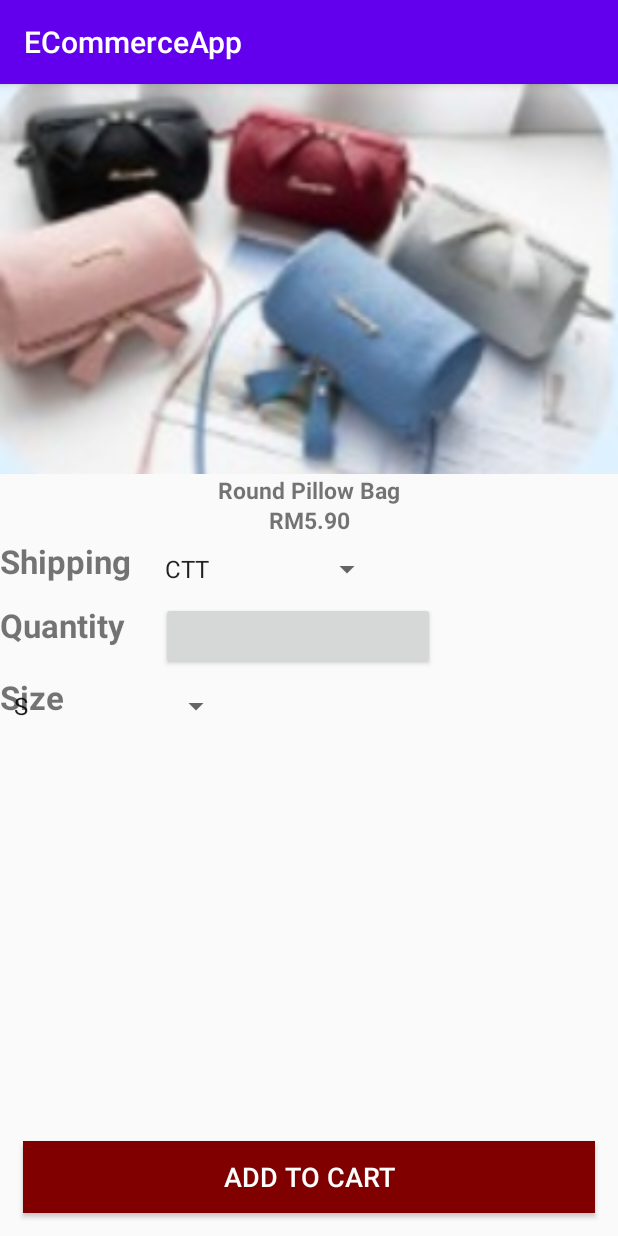
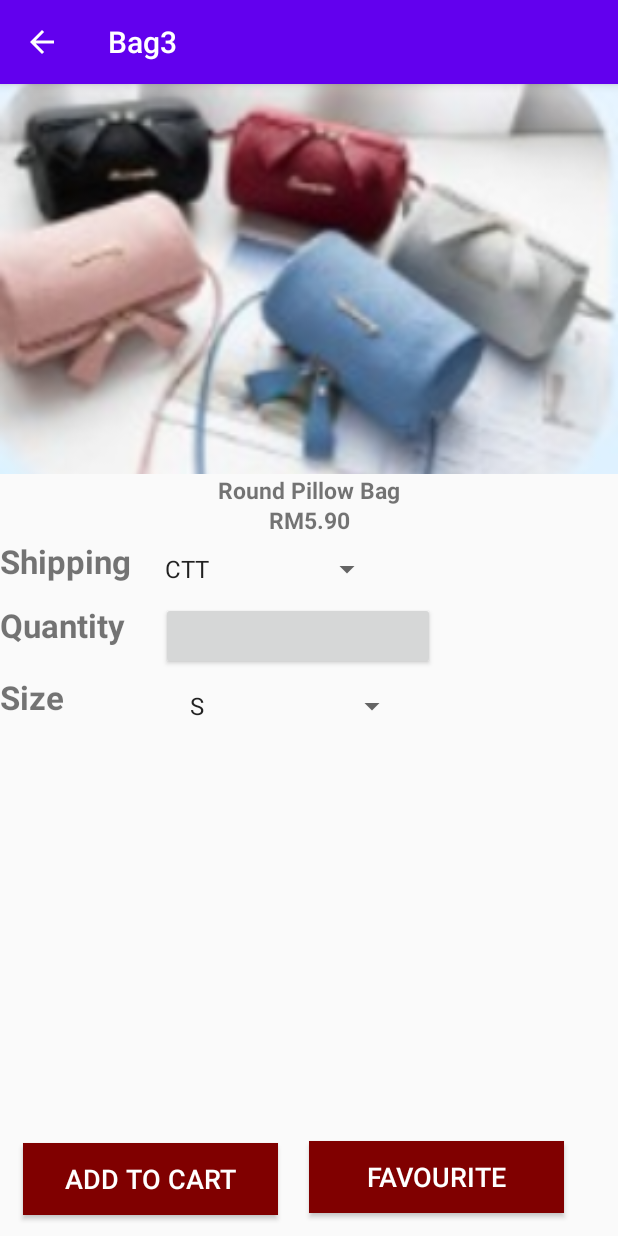
Before and after one commit to TanShyHuey/ECommerceApp, an Android app: the Bag1 screen opened directly, with no data from a screen before it, on a phone screen of 412 x 824 dp. Run offline under Robolectric (Android 15) with nearby library versions, the phone set to English and light mode, and no system bars; our stand-ins replace Firebase (no records; nobody signed in at launch, a user with empty details on screens opened directly); libraries missing offline, so code that uses them is left out: com.cepheuen.elegantnumberbutton; plain views replace ElegantNumberButton; Roboto replaces fonts that are not available here; 2 statements that could not run were skipped.

Commit message:
commit by junlin

```diff
--- a/app/src/main/AndroidManifest.xml
+++ b/app/src/main/AndroidManifest.xml
@@ -25,15 +25,14 @@
         <activity android:name=".ResetActivity" />
         <activity android:name=".NavActivity" />
         <activity android:name=".CarrierList2" />
-        <activity android:name=".EcommerceMain" />
+        <activity android:name=".EcommerceMain" android:parentActivityName=".NavActivity" />
         <activity android:name=".Shoes1" />
         <activity android:name=".Shoes2" />
         <activity android:name=".Shoes3" />
         <activity android:name=".Shoes4" />
         <activity android:name=".Shoes5" />
         <activity android:name=".Shoes6" />
-        <activity android:name=".Bag1" />
-        <activity android:name=".Lipstick" />
+        <activity android:name=".Bag1" android:parentActivityName=".EcommerceMain"/>
         <activity android:name=".ComesticPagesJava" />
         <activity android:name=".ShoesPagesJava" />
         <activity android:name=".BagsPagesJava" />
--- a/app/src/main/java/com/example/ecommerceapp/Bag1.java
+++ b/app/src/main/java/com/example/ecommerceapp/Bag1.java
@@ -1,5 +1,6 @@
 package com.example.ecommerceapp;
 
+import android.content.Intent;
 import android.os.Build;
 import android.os.Bundle;
 import android.util.Log;
@@ -14,6 +15,7 @@ import android.widget.TextView;
 import android.widget.Toast;
 
 import androidx.annotation.RequiresApi;
+import androidx.appcompat.app.ActionBar;
 import androidx.appcompat.app.AppCompatActivity;
 
 import com.cepheuen.elegantnumberbutton.view.ElegantNumberButton;
@@ -30,6 +32,7 @@ public class Bag1 extends AppCompatActivity implements AdapterView.OnItemSelecte
     private Spinner ShippingList;
     private Spinner ProductSize;
     private TextView productCarrierList;
+    private Button FavouriteProduct;
     DatabaseReference Item;
     product product;
 
@@ -39,6 +42,9 @@ public class Bag1 extends AppCompatActivity implements AdapterView.OnItemSelecte
         super.onCreate(savedInstanceState);
         setContentView(R.layout.bagitem1);
 
+        getSupportActionBar().setTitle("Bag3");
+        getSupportActionBar().setDisplayHomeAsUpEnabled(true);
+
 
         productName=(TextView) findViewById(R.id.ProductName);
         productPrice=(TextView) findViewById(R.id.ProductPrice);
@@ -46,6 +52,9 @@ public class Bag1 extends AppCompatActivity implements AdapterView.OnItemSelecte
         btn = (ElegantNumberButton) findViewById(R.id.Quantity);
         ProductSize=(Spinner) findViewById(R.id.Size);
         ShippingList=(Spinner)findViewById(R.id.Shipping);
+        FavouriteProduct=(Button) findViewById(R.id.Favourite_button);
+
+
 
 
 
@@ -109,4 +118,9 @@ public class Bag1 extends AppCompatActivity implements AdapterView.OnItemSelecte
     public void setProductCarrierList(TextView productCarrierList) {
         this.productCarrierList = productCarrierList;
     }
+
+
+    public void gotowishlist(View view) {
+
+    }
 }
--- a/app/src/main/java/com/example/ecommerceapp/EcommerceMain.java
+++ b/app/src/main/java/com/example/ecommerceapp/EcommerceMain.java
@@ -17,6 +17,9 @@ public class EcommerceMain extends AppCompatActivity {
     protected void onCreate(Bundle savedInstanceState) {
         super.onCreate(savedInstanceState);
         setContentView(R.layout.product_item_main);
+
+        getSupportActionBar().setTitle("No Limits");
+        getSupportActionBar().setDisplayHomeAsUpEnabled(true);
 
         int images[]={R.drawable.slide1,R.drawable.slide2,R.drawable.slide4};
 
--- /dev/null
+++ b/app/src/main/res/drawable/ic_baseline_account_circle_24.xml
@@ -0,0 +1,5 @@
+<vector android:height="24dp" android:tint="#F9FBFF"
+    android:viewportHeight="24" android:viewportWidth="24"
+    android:width="24dp" xmlns:android="http://schemas.android.com/apk/res/android">
+    <path android:fillColor="@android:color/white" android:pathData="M12,2C6.48,2 2,6.48 2,12s4.48,10 10,10 10,-4.48 10,-10S17.52,2 12,2zM12,5c1.66,0 3,1.34 3,3s-1.34,3 -3,3 -3,-1.34 -3,-3 1.34,-3 3,-3zM12,19.2c-2.5,0 -4.71,-1.28 -6,-3.22 0.03,-1.99 4,-3.08 6,-3.08 1.99,0 5.97,1.09 6,3.08 -1.29,1.94 -3.5,3.22 -6,3.22z"/>
+</vector>
--- /dev/null
+++ b/app/src/main/res/drawable/ic_baseline_favorite_24.xml
@@ -0,0 +1,10 @@
+<vector xmlns:android="http://schemas.android.com/apk/res/android"
+    android:width="24dp"
+    android:height="24dp"
+    android:viewportWidth="24"
+    android:viewportHeight="24"
+    android:tint="?attr/colorControlNormal">
+  <path
+      android:fillColor="@android:color/white"
+      android:pathData="M12,21.35l-1.45,-1.32C5.4,15.36 2,12.28 2,8.5 2,5.42 4.42,3 7.5,3c1.74,0 3.41,0.81 4.5,2.09C13.09,3.81 14.76,3 16.5,3 19.58,3 22,5.42 22,8.5c0,3.78 -3.4,6.86 -8.55,11.54L12,21.35z"/>
+</vector>
--- /dev/null
+++ b/app/src/main/res/drawable/ic_baseline_home_white.xml
@@ -0,0 +1,5 @@
+<vector android:height="24dp" android:tint="#F9FBFF"
+    android:viewportHeight="24" android:viewportWidth="24"
+    android:width="24dp" xmlns:android="http://schemas.android.com/apk/res/android">
+    <path android:fillColor="@android:color/white" android:pathData="M10,20v-6h4v6h5v-8h3L12,3 2,12h3v8z"/>
+</vector>
--- /dev/null
+++ b/app/src/main/res/drawable/ic_baseline_shopping_cart_24.xml
@@ -0,0 +1,5 @@
+<vector android:height="24dp" android:tint="#F9FBFF"
+    android:viewportHeight="24" android:viewportWidth="24"
+    android:width="24dp" xmlns:android="http://schemas.android.com/apk/res/android">
+    <path android:fillColor="@android:color/white" android:pathData="M7,18c-1.1,0 -1.99,0.9 -1.99,2S5.9,22 7,22s2,-0.9 2,-2 -0.9,-2 -2,-2zM1,2v2h2l3.6,7.59 -1.35,2.45c-0.16,0.28 -0.25,0.61 -0.25,0.96 0,1.1 0.9,2 2,2h12v-2L7.42,15c-0.14,0 -0.25,-0.11 -0.25,-0.25l0.03,-0.12 0.9,-1.63h7.45c0.75,0 1.41,-0.41 1.75,-1.03l3.58,-6.49c0.08,-0.14 0.12,-0.31 0.12,-0.48 0,-0.55 -0.45,-1 -1,-1L5.21,4l-0.94,-2L1,2zM17,18c-1.1,0 -1.99,0.9 -1.99,2s0.89,2 1.99,2 2,-0.9 2,-2 -0.9,-2 -2,-2z"/>
+</vector>
--- a/app/src/main/res/layout/bagitem1.xml
+++ b/app/src/main/res/layout/bagitem1.xml
@@ -1,10 +1,29 @@
 <?xml version="1.0" encoding="utf-8"?>
 <RelativeLayout xmlns:android="http://schemas.android.com/apk/res/android"
-    xmlns:app="http://schemas.android.com/apk/res-auto"
     xmlns:tools="http://schemas.android.com/tools"
     android:layout_width="match_parent"
     android:layout_height="match_parent"
     tools:context=".Bag1">
+
+    <Button
+        android:id="@+id/Favourite_button"
+        android:layout_width="170dp"
+        android:layout_height="wrap_content"
+        android:layout_alignParentEnd="true"
+        android:layout_alignParentRight="true"
+        android:layout_alignParentBottom="true"
+        android:layout_marginStart="15dp"
+        android:layout_marginLeft="15dp"
+        android:layout_marginTop="15dp"
+        android:layout_marginEnd="36dp"
+        android:layout_marginRight="36dp"
+        android:layout_marginBottom="15dp"
+        android:background="@color/colorRed"
+        android:text="@string/favourite"
+        android:onClick="gotowishlist"
+        android:src="@drawable/ic_baseline_favorite_24"
+        android:textColor="@color/colorWhite"
+        android:textSize="18sp" />
 
     <ImageView
         android:id="@+id/product_image_details"
@@ -108,24 +127,29 @@
         android:layout_width="153dp"
         android:layout_height="41dp"
         android:layout_below="@+id/Quantity"
-        android:layout_marginStart="1dp"
-        android:layout_marginLeft="1dp"
+        android:layout_marginStart="9dp"
+        android:layout_marginLeft="9dp"
         android:layout_marginTop="3dp"
-        android:layout_toEndOf="@+id/color"
-        android:layout_toRightOf="@+id/color"
+        android:layout_toEndOf="@+id/size"
+        android:layout_toRightOf="@+id/size"
         tools:layout_editor_absoluteX="103dp"
         tools:layout_editor_absoluteY="362dp" />
+
     <Button
         android:id="@+id/pd_add_to_cart_button"
-        android:layout_width="match_parent"
+        android:layout_width="170dp"
         android:layout_height="wrap_content"
+        android:layout_alignParentBottom="true"
+        android:layout_marginStart="15dp"
+        android:layout_marginLeft="15dp"
+        android:layout_marginTop="15dp"
+        android:layout_marginEnd="15dp"
+        android:layout_marginRight="15dp"
+        android:layout_marginBottom="14dp"
         android:background="@color/colorRed"
-        android:layout_margin="15dp"
         android:text="@string/add_to_cart"
-        android:layout_alignParentBottom="true"
         android:textColor="@color/colorWhite"
-        android:textSize="18dp"/>
-
+        android:textSize="18dp" />
 
 
 </RelativeLayout>
--- a/app/src/main/res/layout/comesticitem2.xml
+++ b/app/src/main/res/layout/comesticitem2.xml
@@ -66,7 +66,7 @@
         android:layout_height="39dp"
         android:layout_below="@+id/textView62"
         android:layout_marginTop="13dp"
-        android:text="@string/Quantity"
+        android:text="Quantity"
         android:textSize="22sp"
         android:textStyle="bold"
         tools:layout_editor_absoluteX="16dp"
--- a/app/src/main/res/layout/product_item_main.xml
+++ b/app/src/main/res/layout/product_item_main.xml
@@ -15,7 +15,6 @@
             android:id="@+id/v_flipper"
             android:layout_width="match_parent"
             android:layout_height="177dp"
-            android:layout_centerHorizontal="true"
             android:layout_marginTop="1dp" />
 
         <Button
--- a/app/src/main/res/values/strings.xml
+++ b/app/src/main/res/values/strings.xml
@@ -202,4 +202,7 @@
     <string name="text_payment">Payment</string>
     <string name="text_favorite_product">Favorite Product</string>
     <string name="tetxt_product_page">Product Page</string>
+    <string name="wish_list">Wish List</string>
+    <string name="Favourite" />
+    <string name="favourite">Favourite</string>
 </resources>
```
Also changed, not shown: app/src/main/java/com/example/ecommerceapp/FavouriteList.java (added, +34 -0 lines), app/src/main/res/drawable/ic_baseline_home_24.xml (added, +10 -0 lines), app/src/main/res/layout/bagitem2.xml (+9 -8 lines), app/src/main/res/layout/bagitem3.xml (+7 -6 lines), app/src/main/res/layout/wishlist.xml (added, +84 -0 lines).
